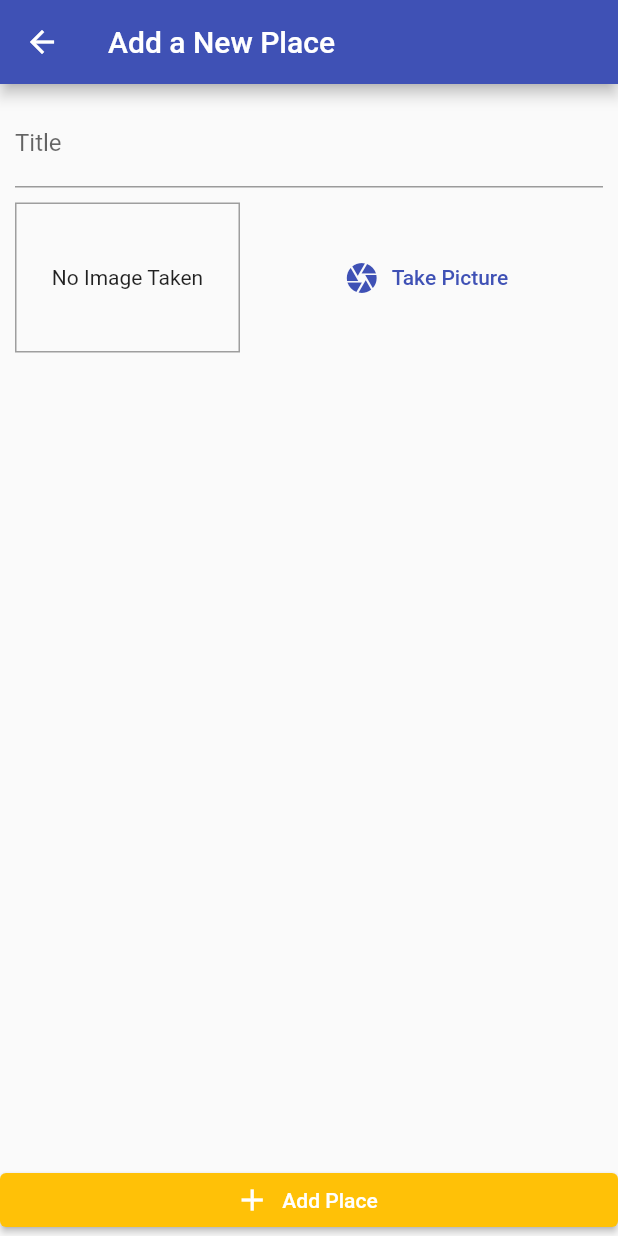
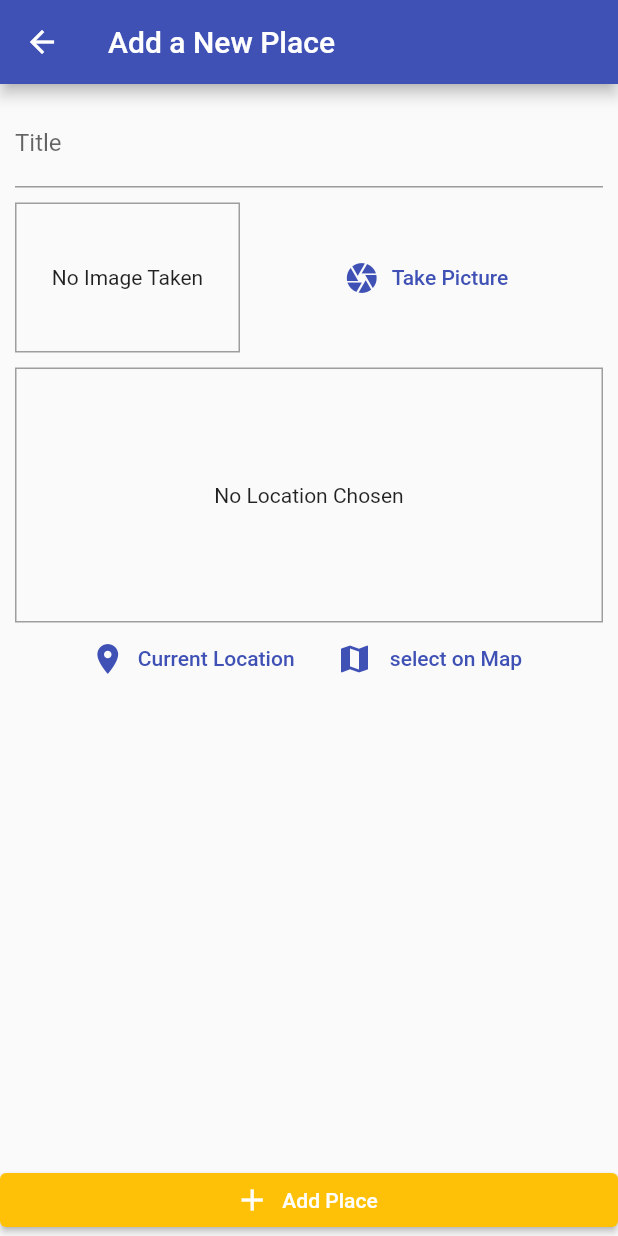
Before and after one commit to MEbadifar/favorite_list_place, a Flutter app: the AddPlaceScreen screen opened by its route, on a phone screen of 412 x 824 dp. Run offline on Flutter 3.47's test engine with Material 2 defaults, Android fonts, the phone set to English and light mode, and no system bars; our stand-ins replace image_picker, location, sqflite; accounts and stored records are empty.

Commit message:
add a google maps Api and import current location in for a Image in app

```diff
--- /dev/null
+++ b/lib/helpers/location_helper.dart
@@ -0,0 +1,11 @@
+const GOOGLE_API_KEY = 'AIzaSyBpzpENUX8iOHXGHZZtMO-5cjF0ETB1QAc';
+
+class LocationHelper {
+  static String generateLocationPreviewImage(
+      {double? latitude, double? longitude}) {
+    return 'https://maps.googleapis.com/maps/api/staticmap?center=&$latitude,$longitude&zoom=13&size=600x300&maptype=roadmap&markers=color:red%7Clabel:A%7C$latitude,$longitude&key=$GOOGLE_API_KEY';
+  }
+}
+
+
+// AIzaSyBpzpENUX8iOHXGHZZtMO-5cjF0ETB1QAc
--- a/lib/screens/add_place_screen.dart
+++ b/lib/screens/add_place_screen.dart
@@ -1,4 +1,5 @@
 import 'dart:io';
+import 'package:favorite_list_place/widgets/location_input.dart';
 import 'package:flutter/material.dart';
 import 'package:flutter/src/foundation/key.dart';
 import 'package:flutter/src/widgets/framework.dart';
@@ -53,6 +54,10 @@
                     ),
                     const SizedBox(height: 10),
                     ImageInput(_selectImage),
+                    SizedBox(
+                      height: 10,
+                    ),
+                    LocationInput(),
                   ],
                 ),
               ),
--- /dev/null
+++ b/lib/widgets/location_input.dart
@@ -0,0 +1,67 @@
+import 'package:favorite_list_place/helpers/location_helper.dart';
+import 'package:flutter/material.dart';
+
+import 'package:location/location.dart';
+
+class LocationInput extends StatefulWidget {
+  const LocationInput({Key? key}) : super(key: key);
+
+  @override
+  State<LocationInput> createState() => _LocationInputState();
+}
+
+class _LocationInputState extends State<LocationInput> {
+  String? _previewImageUrl;
+  Future<void> _getCurrentUserLocation() async {
+    final locData = await Location().getLocation();
+    final staticMapImageUrl = LocationHelper.generateLocationPreviewImage(
+      latitude: locData.latitude,
+      longitude: locData.longitude,
+    );
+    setState(() {
+      _previewImageUrl = staticMapImageUrl;
+    });
+  }
+
+  @override
+  Widget build(BuildContext context) {
+    return Column(
+      children: [
+        Container(
+          height: 170,
+          width: double.infinity,
+          alignment: Alignment.center,
+          decoration:
+              BoxDecoration(border: Border.all(width: 1, color: Colors.grey)),
+          child: _previewImageUrl == null
+              ? const Text(
+                  'No Location Chosen',
+                  textAlign: TextAlign.center,
+                )
+              : Image.network(
+                  _previewImageUrl!,
+                  fit: BoxFit.cover,
+                  width: double.infinity,
+                ),
+        ),
+        Row(
+          mainAxisAlignment: MainAxisAlignment.center,
+          children: [
+            FlatButton.icon(
+              icon: const Icon(Icons.location_on),
+              label: const Text('Current Location'),
+              textColor: Theme.of(context).primaryColor,
+              onPressed: _getCurrentUserLocation,
+            ),
+            FlatButton.icon(
+              icon: const Icon(Icons.map),
+              label: const Text(' select on Map'),
+              textColor: Theme.of(context).primaryColor,
+              onPressed: () {},
+            )
+          ],
+        ),
+      ],
+    );
+  }
+}
--- a/pubspec.yaml
+++ b/pubspec.yaml
@@ -31,6 +31,7 @@
   flutter:
     sdk: flutter
   image_picker: ^0.8.5+3
+  location: ^4.4.0
   path: ^1.8.1
   path_provider: ^2.0.11
   provider: ^6.0.3
```
Also changed, not shown: pubspec.lock, 5 other files.
